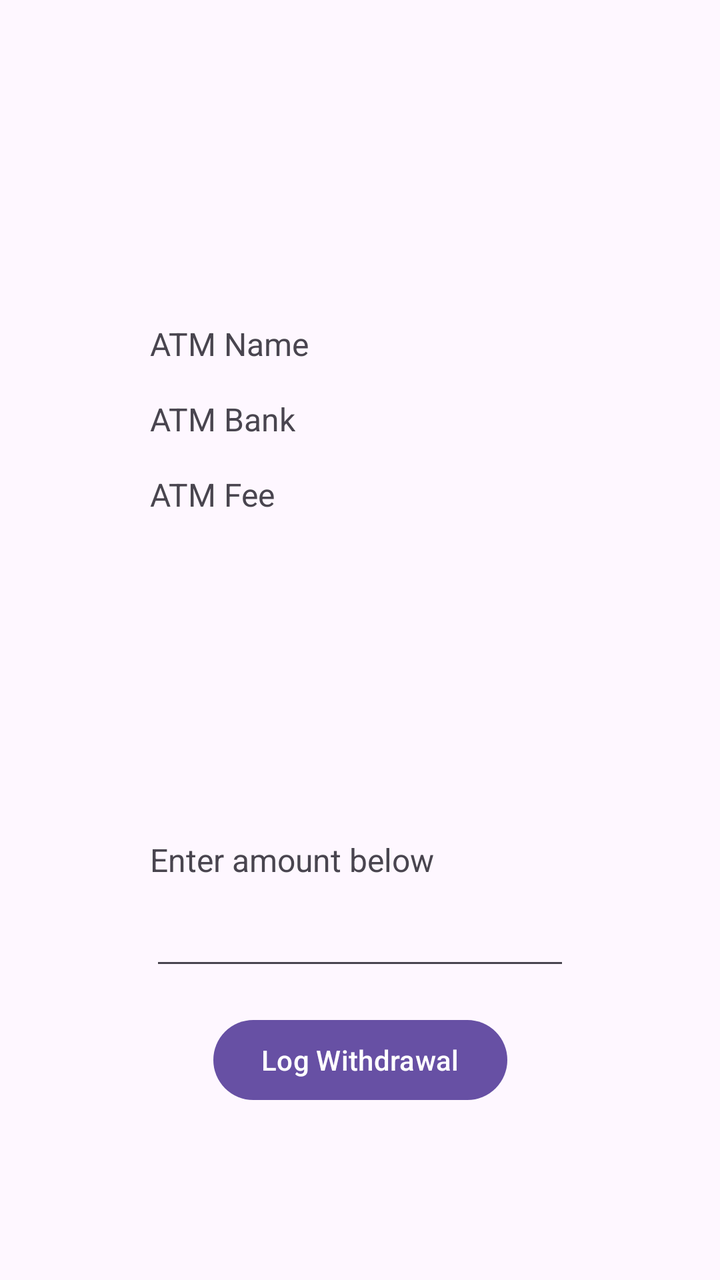
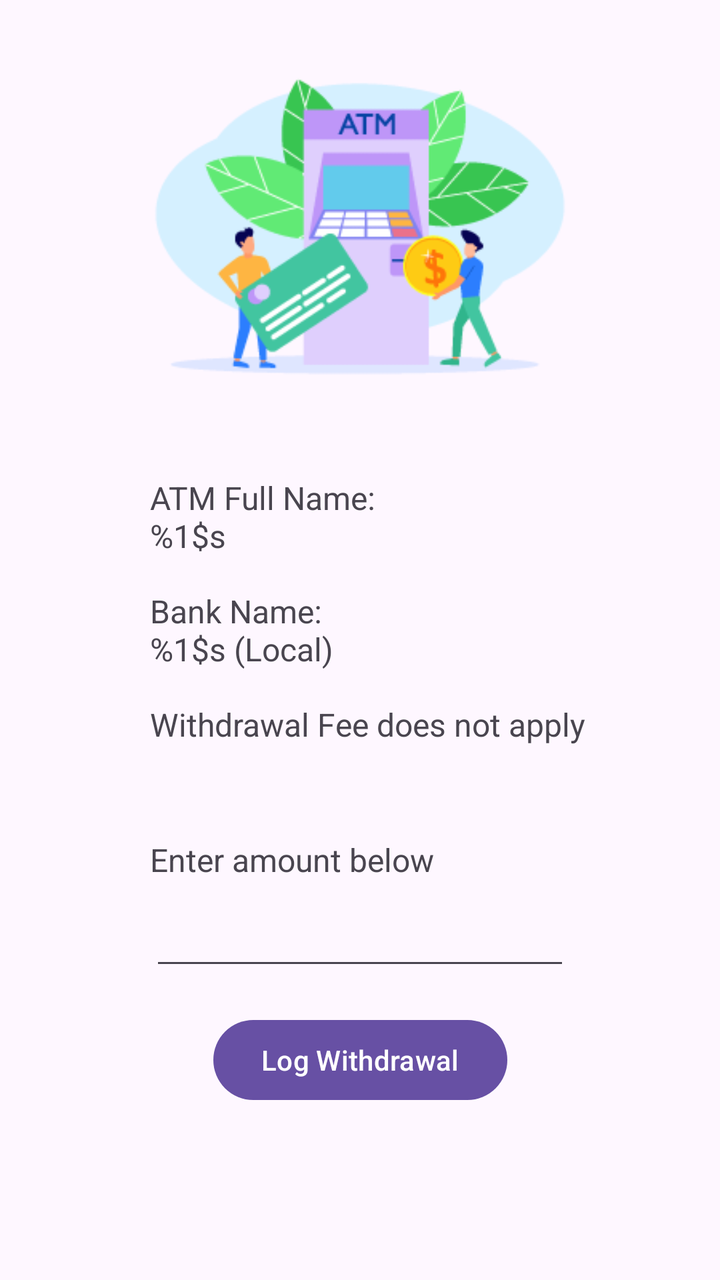

Two renders of the same Android screen: before a commit and after it. Below are the layout's source before the change and the commit's diff.
<!-- AndroidManifest.xml: application theme Theme.WithdrawWise -->
<!-- res/layout/activity_add_withdrawal.xml -->
<?xml version="1.0" encoding="utf-8"?>
<androidx.constraintlayout.widget.ConstraintLayout xmlns:android="http://schemas.android.com/apk/res/android"
    xmlns:app="http://schemas.android.com/apk/res-auto"
    xmlns:tools="http://schemas.android.com/tools"
    android:id="@+id/main"
    android:layout_width="match_parent"
    android:layout_height="match_parent"
    tools:context=".AddWithdrawalActivity">

    <androidx.constraintlayout.widget.Guideline
        android:id="@+id/guideline3"
        android:layout_width="wrap_content"
        android:layout_height="wrap_content"
        android:orientation="vertical"
        app:layout_constraintGuide_percent="0.15" />

    <androidx.constraintlayout.widget.Guideline
        android:id="@+id/guideline4"
        android:layout_width="wrap_content"
        android:layout_height="wrap_content"
        android:orientation="vertical"
        app:layout_constraintGuide_percent="0.85" />

    <TextView
        android:id="@+id/textAtmName"
        android:layout_width="wrap_content"
        android:layout_height="wrap_content"
        android:text="ATM Name"
        android:textSize="16sp"
        app:layout_constraintBottom_toTopOf="@+id/textAtmBank"
        app:layout_constraintStart_toStartOf="@+id/textAtmBank"
        app:layout_constraintTop_toTopOf="parent"
        app:layout_constraintVertical_chainStyle="packed" />

    <TextView
        android:id="@+id/textAtmBank"
        android:layout_width="wrap_content"
        android:layout_height="wrap_content"
        android:layout_marginTop="16dp"
        android:layout_marginBottom="16dp"
        android:text="ATM Bank"
        android:textSize="16sp"
        app:layout_constraintBottom_toTopOf="@+id/textAtmFee"
        app:layout_constraintStart_toStartOf="@+id/textAtmFee"
        app:layout_constraintTop_toBottomOf="@+id/textAtmName" />

    <TextView
        android:id="@+id/textAtmFee"
        android:layout_width="wrap_content"
        android:layout_height="wrap_content"
        android:text="ATM Fee"
        android:textSize="16sp"
        app:layout_constraintBottom_toTopOf="@+id/textLabelAmount"
        app:layout_constraintStart_toStartOf="@+id/textLabelAmount"
        app:layout_constraintTop_toBottomOf="@+id/textAtmBank" />

    <EditText
        android:id="@+id/editAmount"
        android:layout_width="wrap_content"
        android:layout_height="wrap_content"
        android:layout_marginBottom="150dp"
        android:ems="10"
        android:inputType="number"
        app:layout_constraintBottom_toBottomOf="parent"
        app:layout_constraintEnd_toStartOf="@+id/guideline4"
        app:layout_constraintStart_toStartOf="@+id/guideline3" />

    <Button
        android:id="@+id/btnLog"
        android:layout_width="wrap_content"
        android:layout_height="wrap_content"
        android:layout_marginTop="16dp"
        android:text="Log Withdrawal"
        app:layout_constraintEnd_toStartOf="@+id/guideline4"
        app:layout_constraintStart_toStartOf="@+id/guideline3"
        app:layout_constraintTop_toBottomOf="@+id/editAmount" />

    <TextView
        android:id="@+id/textLabelAmount"
        android:layout_width="wrap_content"
        android:layout_height="wrap_content"
        android:layout_marginBottom="8dp"
        android:text="Enter amount below"
        android:textSize="16sp"
        app:layout_constraintBottom_toTopOf="@+id/editAmount"
        app:layout_constraintStart_toStartOf="@+id/editAmount" />
</androidx.constraintlayout.widget.ConstraintLayout>
<!-- resources referenced by this layout -->
<resources>
  <style name="Theme.WithdrawWise" parent="Base.Theme.WithdrawWise" />
  <style name="Base.Theme.WithdrawWise" parent="Theme.Material3.DayNight.NoActionBar">
          
          
      </style>
</resources>

<!-- the commit's change to res/layout/activity_add_withdrawal.xml (unified diff, before → after) -->
@@ -25,11 +25,11 @@
         android:id="@+id/textAtmName"
         android:layout_width="wrap_content"
         android:layout_height="wrap_content"
-        android:text="ATM Name"
+        android:text="@string/atm_name"
         android:textSize="16sp"
         app:layout_constraintBottom_toTopOf="@+id/textAtmBank"
         app:layout_constraintStart_toStartOf="@+id/textAtmBank"
-        app:layout_constraintTop_toTopOf="parent"
+        app:layout_constraintTop_toTopOf="@id/guideline6"
         app:layout_constraintVertical_chainStyle="packed" />
 
     <TextView
@@ -38,7 +38,7 @@
         android:layout_height="wrap_content"
         android:layout_marginTop="16dp"
         android:layout_marginBottom="16dp"
-        android:text="ATM Bank"
+        android:text="@string/atm_bank_local"
         android:textSize="16sp"
         app:layout_constraintBottom_toTopOf="@+id/textAtmFee"
         app:layout_constraintStart_toStartOf="@+id/textAtmFee"
@@ -48,7 +48,7 @@
         android:id="@+id/textAtmFee"
         android:layout_width="wrap_content"
         android:layout_height="wrap_content"
-        android:text="ATM Fee"
+        android:text="@string/atm_fee_local"
         android:textSize="16sp"
         app:layout_constraintBottom_toTopOf="@+id/textLabelAmount"
         app:layout_constraintStart_toStartOf="@+id/textLabelAmount"
@@ -70,7 +70,7 @@
         android:layout_width="wrap_content"
         android:layout_height="wrap_content"
         android:layout_marginTop="16dp"
-        android:text="Log Withdrawal"
+        android:text="@string/log_withdrawal_btn"
         app:layout_constraintEnd_toStartOf="@+id/guideline4"
         app:layout_constraintStart_toStartOf="@+id/guideline3"
         app:layout_constraintTop_toBottomOf="@+id/editAmount" />
@@ -80,8 +80,27 @@
         android:layout_width="wrap_content"
         android:layout_height="wrap_content"
         android:layout_marginBottom="8dp"
-        android:text="Enter amount below"
+        android:text="@string/enter_amount_label"
         android:textSize="16sp"
         app:layout_constraintBottom_toTopOf="@+id/editAmount"
         app:layout_constraintStart_toStartOf="@+id/editAmount" />
+
+    <androidx.constraintlayout.widget.Guideline
+        android:id="@+id/guideline6"
+        android:layout_width="wrap_content"
+        android:layout_height="wrap_content"
+        android:orientation="horizontal"
+        app:layout_constraintGuide_percent="0.3" />
+
+    <ImageView
+        android:id="@+id/imageView2"
+        android:layout_width="wrap_content"
+        android:layout_height="0dp"
+        android:layout_marginTop="32dp"
+        app:layout_constraintBottom_toTopOf="@+id/guideline6"
+        app:layout_constraintEnd_toStartOf="@+id/guideline4"
+        app:layout_constraintStart_toStartOf="@+id/guideline3"
+        app:layout_constraintTop_toTopOf="parent"
+        app:layout_constraintVertical_bias="0.0"
+        app:srcCompat="@drawable/log_withdraw" />
 </androidx.constraintlayout.widget.ConstraintLayout>
<!-- resource entries referenced after the edit -->
@@ -1,5 +1,11 @@
 <!-- resources referenced by this layout -->
 <resources>
+  <!-- drawable log_withdraw: png bitmap (drawable, 16342 bytes) -->
+  <string name="atm_bank_local">Bank Name:\n%1$s (Local)</string>
+  <string name="atm_fee_local">Withdrawal Fee does not apply</string>
+  <string name="atm_name">ATM Full Name:\n%1$s</string>
+  <string name="enter_amount_label">Enter amount below</string>
+  <string name="log_withdrawal_btn">Log Withdrawal</string>
   <style name="Theme.WithdrawWise" parent="Base.Theme.WithdrawWise" />
   <style name="Base.Theme.WithdrawWise" parent="Theme.Material3.DayNight.NoActionBar">
           
